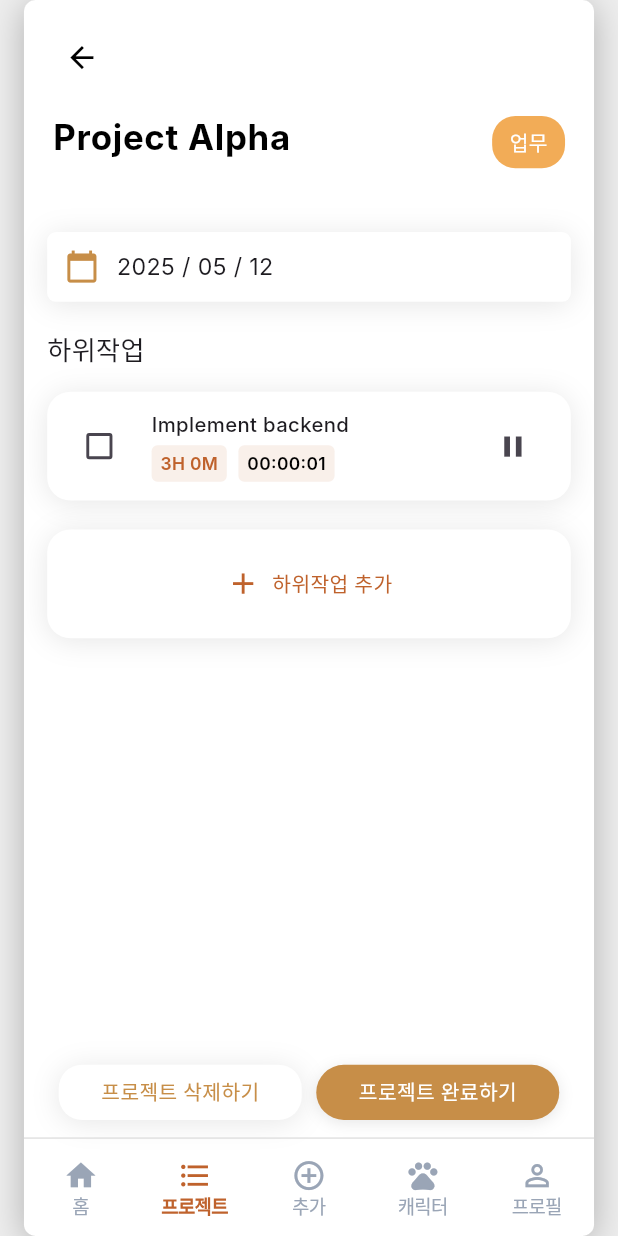
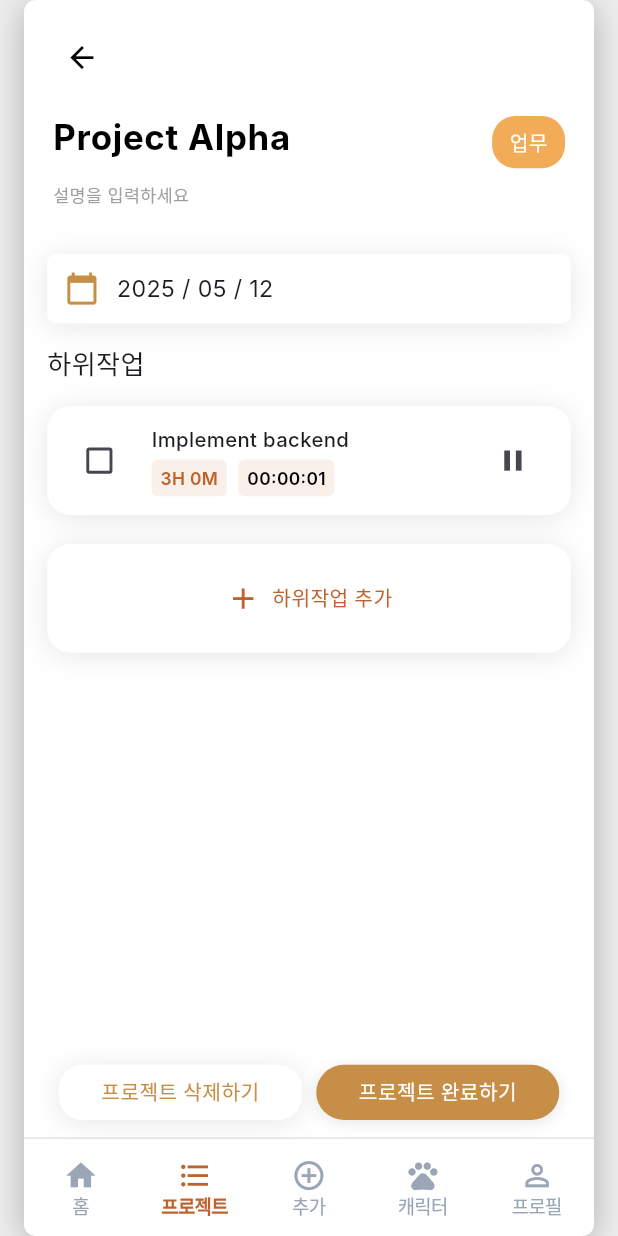
Before and after one commit to DoMo-next-contest/DoMo-Front, a Flutter app: the TaskPage screen opened directly with sample values from the repository, after a tap on the "play arrow" icon, on a phone screen of 412 x 824 dp. Run offline on Flutter 3.47's test engine with Material 3 defaults, Android fonts, the phone set to English and light mode, and no system bars; our stand-ins replace camera, dotted_border, flutter_secure_storage, share_plus, shared_preferences, table_calendar and 1 more; missing offline and left inert: dart:html, dart:js_util, flutter_3d_controller, model_viewer_plus; accounts and stored records are empty; network calls fail; Roboto replaces fonts that are missing (Inter); statements that could not run were skipped.

Commit message:
merge semi final

```diff
--- a/lib/screens/dashboard_page.dart
+++ b/lib/screens/dashboard_page.dart
@@ -144,7 +144,7 @@ void initState() {
                         mainAxisSize: MainAxisSize.min,
                         children: [
                           Text(
-                            'Play with Domo',
+                            'Play with DoMo',
                              style: TextStyle(
                               fontFamily: 'Inter',
                               fontSize: 16,
--- a/lib/screens/task_page.dart
+++ b/lib/screens/task_page.dart
@@ -851,25 +851,19 @@ class TaskPageState extends State<TaskPage> with WidgetsBindingObserver {
 
     setState(() {}); // refresh list immediately
   }
-
 Future<void> _addSubtaskDialog() async {
   final titleCtrl = TextEditingController();
   final hoursCtrl = TextEditingController();
   final minsCtrl = TextEditingController();
 
-    await showDialog(
+  // 1) Show dialog and await whether the user tapped “저장” (true) or “취소” (false)
+  final didSave = await showDialog<bool>(
     context: context,
     barrierColor: Colors.black26,
-      builder:
-          (_) => Dialog(
+    builder: (_) => Dialog(
       backgroundColor: Colors.white,
-            shape: RoundedRectangleBorder(
-              borderRadius: BorderRadius.circular(20),
-            ),
-            insetPadding: const EdgeInsets.symmetric(
-              horizontal: 40,
-              vertical: 200,
-            ),
+      shape: RoundedRectangleBorder(borderRadius: BorderRadius.circular(20)),
+      insetPadding: const EdgeInsets.symmetric(horizontal: 40, vertical: 200),
       child: Padding(
         padding: const EdgeInsets.all(16),
         child: Column(
@@ -879,21 +873,35 @@ class TaskPageState extends State<TaskPage> with WidgetsBindingObserver {
               '새 하위작업 추가',
               style: TextStyle(fontSize: 18, fontWeight: FontWeight.w600),
             ),
-                  const SizedBox(height: 12),
-
-                  // 제목 입력
+            const SizedBox(height: 16),
+
+            // 제목 섹션
+            Align(
+              alignment: Alignment.centerLeft,
+              child: Text(
+                '하위작업 이름',
+                style: TextStyle(fontSize: 14, fontWeight: FontWeight.w600),
+              ),
+            ),
+            const SizedBox(height: 8),
             TextField(
               controller: titleCtrl,
               decoration: InputDecoration(
                 labelText: '제목',
-                      border: OutlineInputBorder(
-                        borderRadius: BorderRadius.circular(8),
-                      ),
-                    ),
-                  ),
-                  const SizedBox(height: 12),
-
-                  // 예상 시간 입력
+                border: OutlineInputBorder(borderRadius: BorderRadius.circular(8)),
+              ),
+            ),
+            const SizedBox(height: 16),
+
+            // 예상 소요시간 섹션
+            Align(
+              alignment: Alignment.centerLeft,
+              child: Text(
+                '예상 소요시간',
+                style: TextStyle(fontSize: 14, fontWeight: FontWeight.w600),
+              ),
+            ),
+            const SizedBox(height: 8),
             Row(
               children: [
                 Expanded(
@@ -902,9 +910,7 @@ class TaskPageState extends State<TaskPage> with WidgetsBindingObserver {
                     keyboardType: TextInputType.number,
                     decoration: InputDecoration(
                       labelText: '시간 (H)',
-                            border: OutlineInputBorder(
-                              borderRadius: BorderRadius.circular(8),
-                            ),
+                      border: OutlineInputBorder(borderRadius: BorderRadius.circular(8)),
                     ),
                   ),
                 ),
@@ -915,85 +921,80 @@ class TaskPageState extends State<TaskPage> with WidgetsBindingObserver {
                     keyboardType: TextInputType.number,
                     decoration: InputDecoration(
                       labelText: '분 (M)',
-                            border: OutlineInputBorder(
-                              borderRadius: BorderRadius.circular(8),
-                            ),
-                          ),
-                        ),
-                      ),
-                    ],
-                  ),
-                  const SizedBox(height: 16),
-
-                  // 확인 버튼
+                      border: OutlineInputBorder(borderRadius: BorderRadius.circular(8)),
+                    ),
+                  ),
+                ),
+              ],
+            ),
+            const SizedBox(height: 24),
+
+            // Actions
+            Row(
+              mainAxisAlignment: MainAxisAlignment.end,
+              children: [
+                TextButton(
+                  onPressed: () => Navigator.pop(context, false),
+                  style: TextButton.styleFrom(foregroundColor: Colors.black),
+                  child: const Text('취소'),
+                ),
+                const SizedBox(width: 8),
                 ElevatedButton(
-                    onPressed: () async {
+                  onPressed: () {
+                    if (titleCtrl.text.trim().isEmpty) return;
+                    Navigator.pop(context, true);
+                  },
+                  style: ElevatedButton.styleFrom(
+                    backgroundColor: const Color(0xFFF2AC57),
+                    foregroundColor: Colors.white,
+                    shape: RoundedRectangleBorder(borderRadius: BorderRadius.circular(12)),
+                    padding: const EdgeInsets.symmetric(horizontal: 24, vertical: 12),
+                  ),
+                  child: const Text('저장', style: TextStyle(fontWeight: FontWeight.w600)),
+                ),
+              ],
+            ),
+          ],
+        ),
+      ),
+    ),
+  ) ?? false; // default to false if dialog dismissed
+
+  // 2) If the user tapped “저장,” update state and send to server
+  if (didSave) {
     final title = titleCtrl.text.trim();
     final h = int.tryParse(hoursCtrl.text) ?? 0;
     final m = int.tryParse(minsCtrl.text) ?? 0;
-                      if (title.isEmpty) return;
-
     final newSub = Subtask(
       id: 0,
       order: currentTask.subtasks.length + 1,
       title: title,
       expectedDuration: Duration(hours: h, minutes: m),
-                        tag: 'DOCUMENTATION',
-                      );
-
-                      Navigator.pop(context);
-                      // 1) Optimistically insert locally
+      tag: 'DEFAULT',
+    );
+
     setState(() {
       currentTask.subtasks.add(newSub);
       currentTask.touch();
       _listVersion++;
     });
-
-                      // 2) Send to server
+    _reloadSubtasks();
+
     try {
-                        await TaskService().createSubtasks(
-                          currentTask.id,
-                          newSub,
-                        );
+      await TaskService().createSubtasks(currentTask.id, newSub);
       ScaffoldMessenger.of(context).showSnackBar(
         const SnackBar(content: Text('하위작업이 추가되었습니다')),
       );
-                        /*
-                  Navigator.pushReplacementNamed(
-                    context,
-                    '/task',
-                    arguments: currentTask,
-                  );
-                  */
     } catch (e) {
-                        ScaffoldMessenger.of(
-                          context,
-                        ).showSnackBar(SnackBar(content: Text('저장 실패: $e')));
-                      }
-                    },
-
-                    style: ElevatedButton.styleFrom(
-                      foregroundColor: Colors.white,
-                      backgroundColor: const Color(0xFFF2AC57),
-                      shape: RoundedRectangleBorder(
-                        borderRadius: BorderRadius.circular(16),
-                      ),
-                      fixedSize: const Size(200, 48),
-                    ),
-                    child: const Text(
-                      '확인',
-                      style: TextStyle(
-                        fontSize: 16,
-                        fontWeight: FontWeight.w500,
-                      ),
-                    ),
-                  ),
-                ],
-              ),
-            ),
-          ),
-    );
-  }
+      ScaffoldMessenger.of(context).showSnackBar(
+        SnackBar(content: Text('저장 실패: $e')),
+      );
+    }
+  }
+
+}
+
+
 
   bool _areAllSubtasksComplete(Task task) {
     return task.subtasks.every((s) => s.isDone == true); // ✅ CORRECT
@@ -1169,17 +1170,20 @@ class TaskPageState extends State<TaskPage> with WidgetsBindingObserver {
                     ),
 
                     Positioned(
-                      top: 120,
+                      top: 125,
                       left: 20,
-                      right: 20,
-                      child:
-                          _isEditing
-                              ? SizedBox(
-                                height: 32,
-                                child: TextField(
+                      right: 80,
+                      bottom: 695,  // leave room for your calendar below
+                      child: SingleChildScrollView(
+                        padding: EdgeInsets.zero,
+                        child: Column(
+                          crossAxisAlignment: CrossAxisAlignment.start,
+                          children: [
+                            if (_isEditing)
+                              TextField(
                                 controller: _descController,
-                                  maxLines: 1,
-                                  textAlignVertical: TextAlignVertical.center,
+                                maxLines: null,
+                                keyboardType: TextInputType.multiline,
                                 decoration: const InputDecoration(
                                   hintText: '설명을 입력하세요',
                                   border: InputBorder.none,
@@ -1189,32 +1193,38 @@ class TaskPageState extends State<TaskPage> with WidgetsBindingObserver {
                                 style: const TextStyle(
                                   color: Color(0xFF767E8C),
                                   fontSize: 13.5,
-                                    fontFamily: 'Barlow',
-                                    fontWeight: FontWeight.w400,
                                   height: 1.25,
                                 ),
                                 onChanged: (v) => currentTask.description = v,
-                                ),
                               )
-                              : Container(
-                                height: 32,
-                                alignment: Alignment.centerLeft,
-                                child: Text(
-                                  currentTask.description,
-                                  style: const TextStyle(
-                                    color: Color(0xFF767E8C),
+                            else
+                              Text(
+                                // show placeholder if empty
+                                currentTask.description.isEmpty
+                                  ? '설명을 입력하세요'
+                                  : currentTask.description,
+                                softWrap: true,
+                                style: TextStyle(
+                                  color: currentTask.description.isEmpty
+                                    ? Colors.grey    // placeholder color
+                                    : const Color(0xFF767E8C),
                                   fontSize: 12,
-                                    fontFamily: 'Barlow',
-                                    fontWeight: FontWeight.w400,
-                                    height: 1.25,
-                                  ),
+                                  height: 1.5,
+                                  fontStyle: currentTask.description.isEmpty
+                                    ? FontStyle.normal
+                                    : FontStyle.normal,
+                                ),
+                              ),
+
+
+                          ],
                         ),
                       ),
                     ),
 
                     // deadline
                     Positioned(
-                      top: 160,
+                      top: 175,
                       left: 16,
                       right: 16,
                       child: InkWell(
@@ -1256,7 +1266,7 @@ class TaskPageState extends State<TaskPage> with WidgetsBindingObserver {
 
                     // subtasks
                     Positioned(
-                      top: 220,
+                      top: 230,
                       left: 0,
                       right: 0,
                       bottom: 135,
@@ -1608,19 +1618,33 @@ class TaskPageState extends State<TaskPage> with WidgetsBindingObserver {
                                               },
                                             ),
                                           ] else ...[
-                                            IconButton(
+                                            sub.isDone
+                                              // 1) If it’s done, show the play icon in grey and disable taps:
+                                              ? IconButton(
+                                                  icon: const Icon(Icons.play_arrow),
+                                                  color: Colors.grey[400],
+                                                  onPressed: null,
+                                                )
+                                              // 2) Otherwise show your normal start/pause control:
+                                              : IconButton(
                                                   icon: Icon(isRunning ? Icons.pause : Icons.play_arrow),
                                                   onPressed: () async {
                                                     if (isRunning) {
-                                                  sub.pause();
-                                                  // immediately persist the newly‐paused time
-                                                  await _saveSubtaskState(sub);
+                                                      _pauseSubtask(sub);
+                                                      try {
+                                                        await TaskService().updateSubtaskActualTime(
+                                                          sub.id,
+                                                          sub.elapsed.inMinutes,
+                                                        );
+                                                      } catch (e) {
+                                                        ScaffoldMessenger.of(context).showSnackBar(
+                                                          SnackBar(content: Text('실제 시간 업데이트 실패: $e')),
+                                                        );
+                                                      }
+                                                      setState(() {});
                                                     } else {
-                                                  sub.start();
-                                                  // (optionally) persist the new start timestamp as well
-                                                  await _saveSubtaskState(sub);
-                                                }
-                                                setState(() {});
+                                                      _startSubtask(sub);
+                                                    }
                                                   },
                                                 ),
 
@@ -1756,7 +1780,8 @@ class TaskPageState extends State<TaskPage> with WidgetsBindingObserver {
                                                                 ),
                                                           ),
                                                         ),
-                                                        child: const Text('취소'),
+                                                        child: const Text('취소', style: TextStyle(color: Colors.black)),
+
                                                       ),
                                                       ElevatedButton(
                                                         onPressed: () async {
@@ -2144,7 +2169,7 @@ class TaskPageState extends State<TaskPage> with WidgetsBindingObserver {
                                                                   ),
                                                                   child:
                                                                       const Text(
-                                                                        '취소',
+                                                                        '취소', style: TextStyle(color: Colors.black)
                                                                       ),
                                                                 ),
                                                                 ElevatedButton(
```
Also changed, not shown: lib/screens/decor_page.dart (+41 -5 lines). Lines whose indentation alone changed are shown as unchanged.
